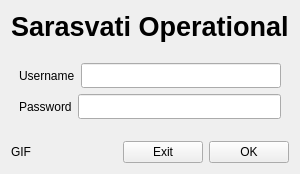
First picture: the form in view/login.ui, repository zenaki/Kuproy-1, before the edit.
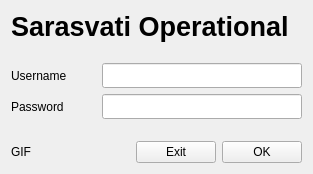
Second picture: the form after the edit. Icons and pictures are not drawn.

Commit message: jarak diatur

Diff of the .ui file:
```diff
--- a/view/login.ui
+++ b/view/login.ui
@@ -6,7 +6,7 @@
    <rect>
     <x>0</x>
     <y>0</y>
-    <width>297</width>
+    <width>313</width>
     <height>174</height>
    </rect>
   </property>
@@ -72,19 +72,6 @@
      </item>
      <item>
       <layout class="QHBoxLayout" name="horizontalLayout_2">
-       <item>
-        <spacer name="horizontalSpacer_2">
-         <property name="orientation">
-          <enum>Qt::Horizontal</enum>
-         </property>
-         <property name="sizeHint" stdset="0">
-          <size>
-           <width>40</width>
-           <height>20</height>
-          </size>
-         </property>
-        </spacer>
-       </item>
        <item>
         <layout class="QVBoxLayout" name="verticalLayout_2">
          <item>
@@ -96,6 +83,19 @@
              </property>
             </widget>
            </item>
+           <item>
+            <spacer name="horizontalSpacer_5">
+             <property name="orientation">
+              <enum>Qt::Horizontal</enum>
+             </property>
+             <property name="sizeHint" stdset="0">
+              <size>
+               <width>40</width>
+               <height>20</height>
+              </size>
+             </property>
+            </spacer>
+           </item>
            <item>
             <widget class="QLineEdit" name="leUsername">
              <property name="minimumSize">
@@ -117,6 +117,19 @@
              </property>
             </widget>
            </item>
+           <item>
+            <spacer name="horizontalSpacer_6">
+             <property name="orientation">
+              <enum>Qt::Horizontal</enum>
+             </property>
+             <property name="sizeHint" stdset="0">
+              <size>
+               <width>40</width>
+               <height>20</height>
+              </size>
+             </property>
+            </spacer>
+           </item>
            <item>
             <widget class="QLineEdit" name="lePassword">
              <property name="minimumSize">
@@ -134,19 +147,6 @@
          </item>
         </layout>
        </item>
-       <item>
-        <spacer name="horizontalSpacer_3">
-         <property name="orientation">
-          <enum>Qt::Horizontal</enum>
-         </property>
-         <property name="sizeHint" stdset="0">
-          <size>
-           <width>40</width>
-           <height>20</height>
-          </size>
-         </property>
-        </spacer>
-       </item>
       </layout>
      </item>
      <item>
```
